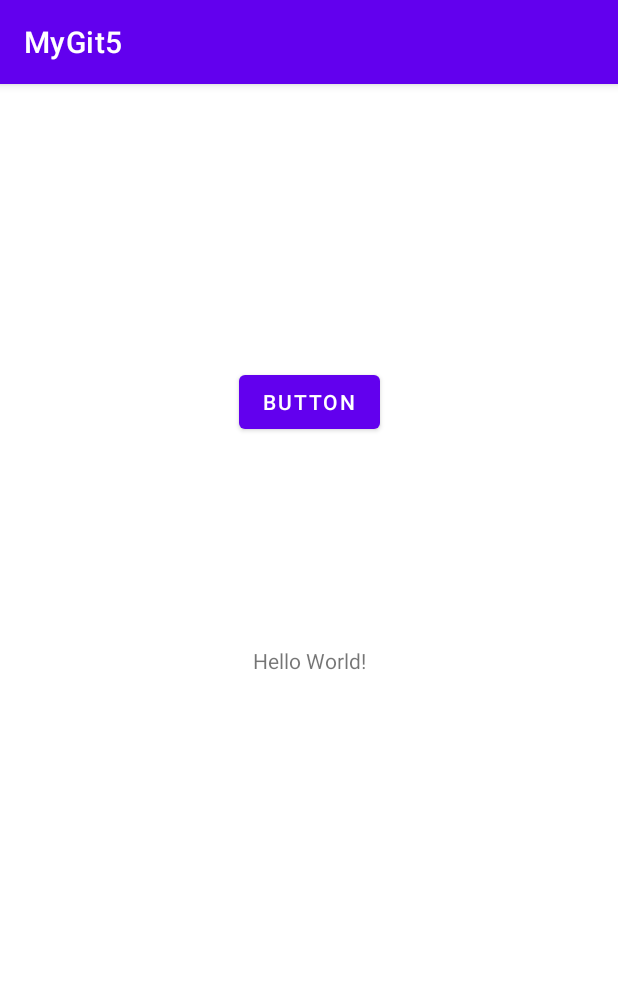
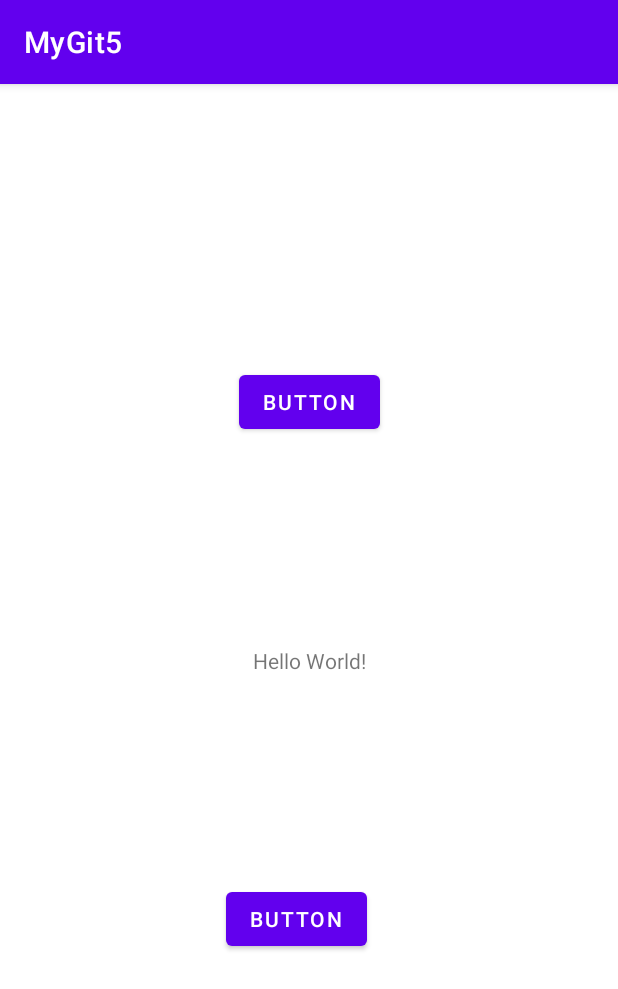
Before and after one commit to gihanigunarathna/rep5, an Android app: the screen it shows after launch (MainActivity), on a phone screen of 412 x 824 dp. Shown: the top 989 px of the screen. Run offline under Robolectric (Android 15) with nearby library versions, the phone set to English and light mode, and no system bars.

Commit message:
add new button

```diff
--- a/app/src/main/res/layout/activity_main.xml
+++ b/app/src/main/res/layout/activity_main.xml
@@ -26,4 +26,16 @@
         app:layout_constraintStart_toStartOf="parent"
         app:layout_constraintTop_toTopOf="parent" />
 
+    <Button
+        android:id="@+id/button2"
+        android:layout_width="wrap_content"
+        android:layout_height="wrap_content"
+        android:text="Button"
+        app:layout_constraintBottom_toBottomOf="parent"
+        app:layout_constraintEnd_toEndOf="parent"
+        app:layout_constraintHorizontal_bias="0.474"
+        app:layout_constraintStart_toStartOf="parent"
+        app:layout_constraintTop_toTopOf="parent"
+        app:layout_constraintVertical_bias="0.74" />
+
 </androidx.constraintlayout.widget.ConstraintLayout>
```
